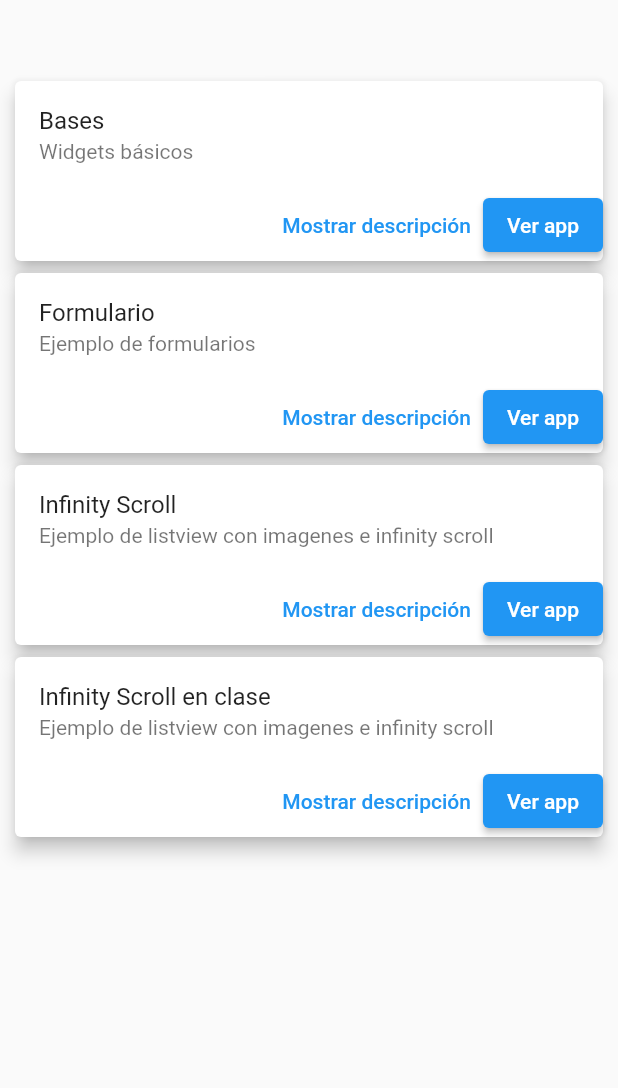
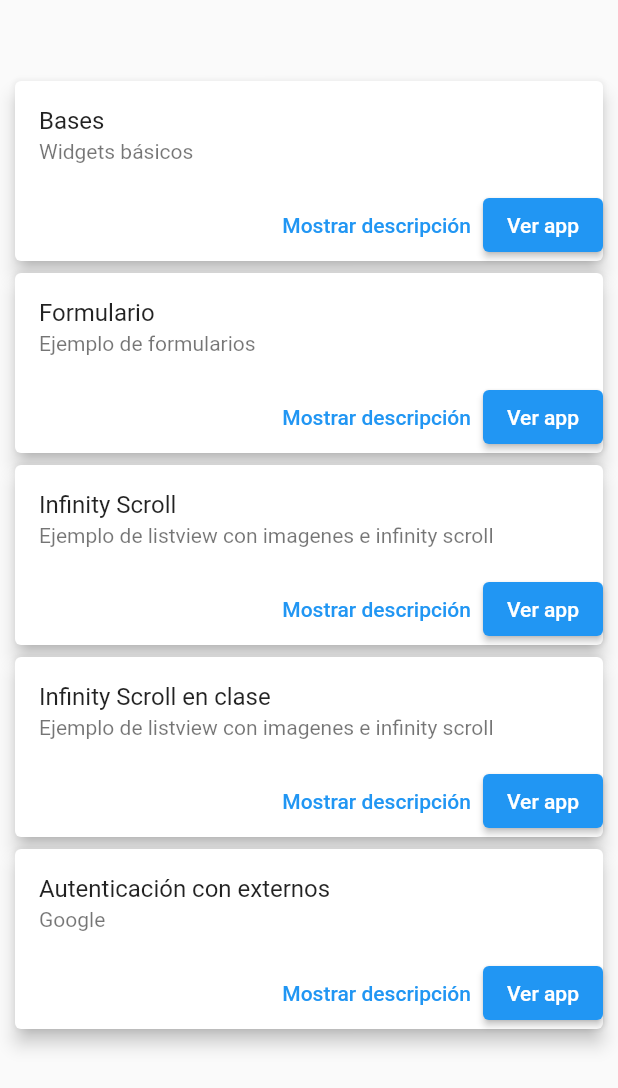
Before and after one commit to saurmo/dllo-movil-flutter, a Flutter app: the screen it shows after launch, on a phone screen of 412 x 824 dp. Shown: the top 1088 px of the screen. Run offline on Flutter 3.47's test engine with Material 2 defaults, Android fonts, the phone set to English and light mode, and no system bars; our stand-ins replace firebase_auth, google_sign_in; accounts and stored records are empty.

Commit message:
avance auth externos

```diff
--- a/flutter/todov2/lib/home.dart
+++ b/flutter/todov2/lib/home.dart
@@ -97,6 +97,12 @@ class App {
         description: "",
         pageName: "home_infinity_scroll_class",
       ),
+      App(
+        title: "Autenticación con externos",
+        subtitle: "Google",
+        description: "",
+        pageName: "home_external_auth",
+      ),
       // App(
       //   title: "Inputs",
       //   subtitle: "Widgets básicos para formularios",
--- a/flutter/todov2/lib/main.dart
+++ b/flutter/todov2/lib/main.dart
@@ -1,6 +1,6 @@
 import 'package:flutter/material.dart';
-import 'package:todov2/app_ejemplo_1/router/AppRouter.dart';
 import 'package:todov2/home.dart';
+import 'package:todov2/router/AppRouter.dart';
 
 void main() {
   runApp(const MyApp());
--- a/flutter/todov2/lib/app_ejemplo_1/router/AppRouter.dart
+++ b/flutter/todov2/lib/router/AppRouter.dart
@@ -1,5 +1,6 @@
 import 'package:todov2/app_ejemplo_1/pages/detail_user.dart';
 import 'package:todov2/app_ejemplo_form/home_form.dart';
+import 'package:todov2/app_external_auth/home_external_auth.dart';
 import 'package:todov2/app_infinity_scroll/home_infinity_scroll.dart';
 import 'package:todov2/app_infinity_scroll_clase/home_infinity_scroll_class.dart';
 
@@ -10,6 +11,7 @@ class AppRouter {
       'home_form': (context) => HomeForm(),
       'home_infinity_scroll': (context) => HomeInfinityScroll(),
       'home_infinity_scroll_class': (context) => HomeInfinityScrollClass(),
+      'home_external_auth': (context) => const HomeExternalAuth(),
     };
   }
 }
--- a/flutter/todov2/pubspec.yaml
+++ b/flutter/todov2/pubspec.yaml
@@ -37,6 +37,8 @@ dependencies:
   cupertino_icons: ^1.0.2
   http: ^0.13.5
   provider: ^6.0.5
+  google_sign_in: ^6.1.0
+  firebase_auth: ^4.4.2
 
 dev_dependencies:
   flutter_test:
```
Also changed, not shown: flutter/todov2/lib/app_external_auth/home_external_auth.dart (added, +31 -0 lines), flutter/todov2/lib/app_external_auth/services/client_secret_568245013470-cfs72me2kofgag4b9g3v3tc7j65a3dql.apps.googleusercontent.com.json (added, +9 -0 lines), flutter/todov2/lib/app_external_auth/services/google.service.dart (added, +38 -0 lines), flutter/todov2/pubspec.lock, 1 other file.
